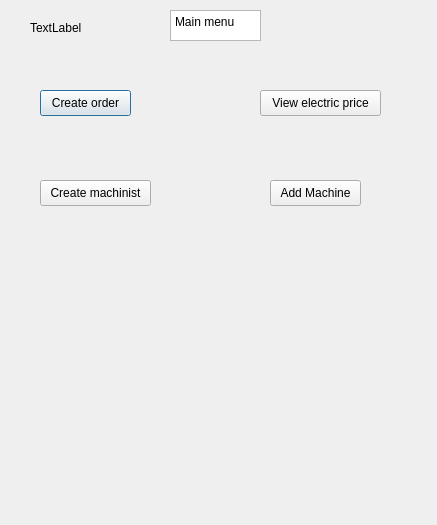
Simlebo/Project_3BM, file Main_menu.ui: the form before one commit.
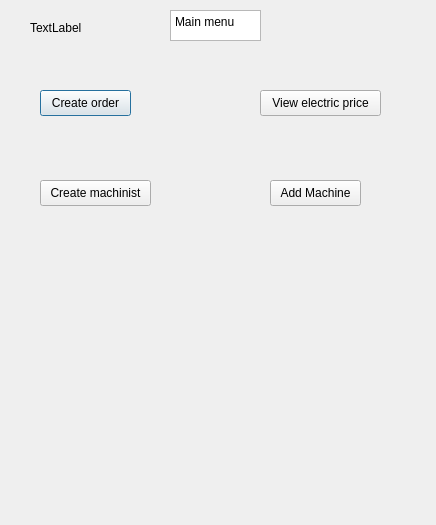
The form after the commit.

Diff of the .ui file:
```diff
--- a/Main_menu.ui
+++ b/Main_menu.ui
@@ -6,7 +6,7 @@
    <rect>
     <x>0</x>
     <y>0</y>
-    <width>437</width>
+    <width>436</width>
     <height>525</height>
    </rect>
   </property>
```
